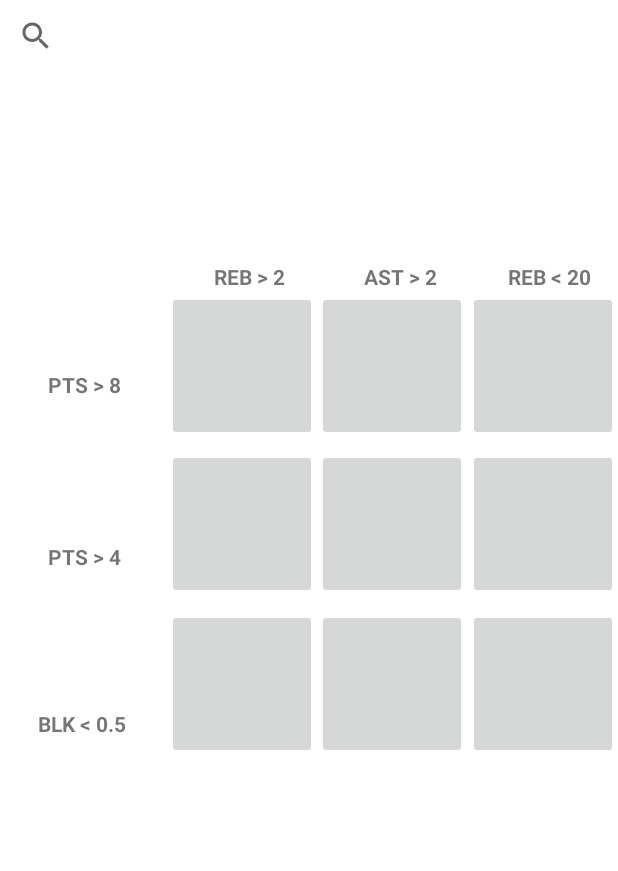
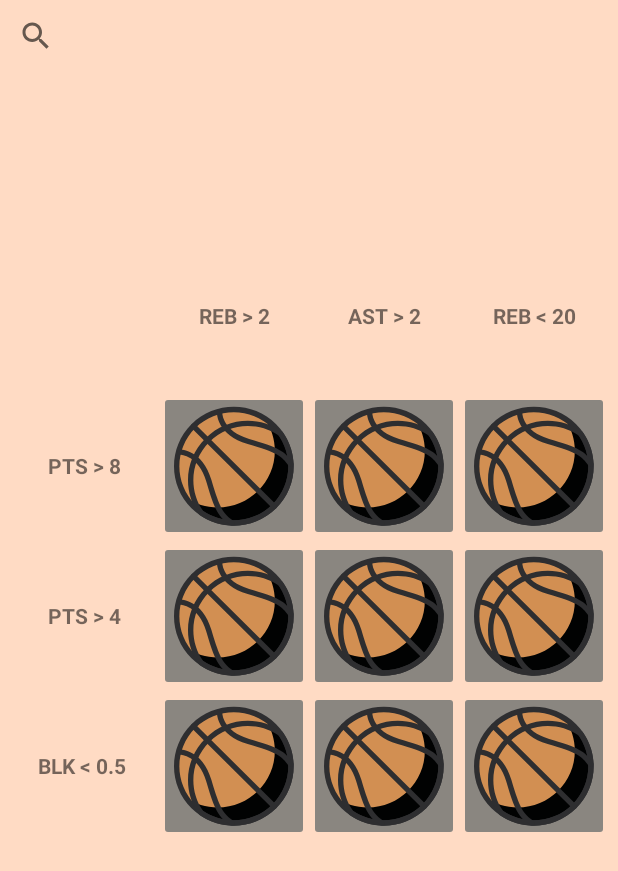
Before and after one commit to rkoum/Grid, an Android app: the screen it shows after launch (MainActivity), on a phone screen of 412 x 824 dp. Shown: the top 871 px of the screen. Run offline under Robolectric (Android 15) with nearby library versions, the phone set to English and light mode, and no system bars.

Commit message:
UI update

```diff
--- a/app/build.gradle
+++ b/app/build.gradle
@@ -39,6 +39,7 @@ dependencies {
     implementation 'com.google.android.material:material:1.9.0'
     implementation 'androidx.constraintlayout:constraintlayout:2.1.4'
     implementation 'com.google.firebase:firebase-inappmessaging:20.3.3'
+    implementation 'androidx.gridlayout:gridlayout:1.0.0'
     testImplementation 'junit:junit:4.13.2'
     androidTestImplementation 'androidx.test.ext:junit:1.1.5'
     androidTestImplementation 'androidx.test.espresso:espresso-core:3.5.1'
--- /dev/null
+++ b/app/src/main/res/drawable/bball.xml
@@ -0,0 +1,10 @@
+<vector xmlns:android="http://schemas.android.com/apk/res/android" android:name="vector" android:width="512dp" android:height="512dp" android:viewportWidth="512" android:viewportHeight="512">
+    <group android:name="group">
+        <path android:name="path" android:pathData="M 82.77 85.777 C -12.462 180.342 -12.462 333.662 82.77 428.227 C 178.002 522.791 332.404 522.791 427.636 428.227 C 522.868 333.662 522.868 180.342 427.636 85.777 C 332.404 -8.787 178.002 -8.787 82.77 85.777" android:fillColor="#d28f52" android:strokeWidth="1"/>
+        <path android:name="path_1" android:pathData="M 142.738 145.325 C 57.738 229.729 48.675 360.907 115.403 455.365 C 210.536 521.625 342.64 512.626 427.632 428.222 C 512.632 343.826 521.702 212.648 454.966 118.182 C 359.841 51.922 227.738 60.922 142.738 145.325" android:fillColor="#d28f52" android:strokeWidth="1"/>
+        <path android:name="path_2" android:pathData="M 389.772 57.153 C 415.349 95.458 430.281 141.375 430.281 190.782 C 430.281 324.517 321.103 432.93 186.424 432.93 C 136.676 432.93 90.428 418.102 51.859 392.697 C 95.525 458.085 170.277 501.224 255.199 501.224 C 389.879 501.224 499.057 392.811 499.057 259.076 C 499.057 174.74 455.621 100.512 389.772 57.153" android:fillColor="#010202" android:strokeWidth="1"/>
+        <path android:name="path_3" android:pathData="M 255.201 26.345 C 195.695 26.345 136.181 48.837 90.872 93.828 C 0.264 183.8 0.264 330.2 90.872 420.175 C 181.489 510.156 328.914 510.156 419.531 420.175 C 510.139 330.201 510.139 183.801 419.531 93.828 C 374.222 48.837 314.708 26.345 255.201 26.345 M 255.201 510.415 C 189.818 510.415 124.443 485.699 74.664 436.269 C -24.886 337.425 -24.886 176.577 74.664 77.725 C 174.214 -21.127 336.189 -21.127 435.739 77.725 C 535.289 176.577 535.289 337.425 435.739 436.269 C 385.96 485.699 320.585 510.414 255.201 510.414" android:fillColor="#2e2e30" android:strokeWidth="1"/>
+        <path android:name="path_4" android:pathData="M 142.739 145.327 L 142.815 145.327 L 142.739 145.327 Z M 123.642 447.187 C 215.939 510.313 340.057 499.09 419.532 420.18 C 499.007 341.255 510.317 218.007 446.729 126.364 C 354.424 63.229 230.306 74.46 150.847 153.378 C 71.364 232.295 60.062 355.543 123.642 447.187 Z M 255.195 510.685 C 204.309 510.685 153.147 495.562 108.825 464.685 C 107.734 463.928 106.785 462.985 106.02 461.9 C 34.753 361.022 46.788 224.502 134.63 137.275 C 222.466 50.064 359.957 38.105 461.554 108.865 C 462.639 109.624 463.587 110.565 464.351 111.65 C 535.618 212.52 523.583 349.048 435.741 436.275 C 386.229 485.439 320.938 510.685 255.195 510.685 Z" android:fillColor="#2e2e30" android:strokeWidth="1"/>
+        <path android:name="path_5" android:pathData="M 427.635 439.607 C 424.599 439.614 421.681 438.416 419.527 436.277 L 74.667 93.826 C 70.19 89.379 70.19 82.17 74.667 77.731 C 79.138 73.284 86.398 73.284 90.877 77.731 L 435.743 420.173 C 437.163 421.582 438.185 423.343 438.705 425.274 C 439.226 427.206 439.226 429.242 438.705 431.174 C 438.185 433.105 437.163 434.866 435.743 436.275 C 433.589 438.414 430.671 439.613 427.635 439.606 M 247.179 510.34 C 244.94 510.34 242.686 509.695 240.706 508.344 C 189.659 473.597 173.291 444.019 137.71 322.189 C 105.065 210.422 28.792 208.222 25.56 208.184 C 19.255 208.108 14.166 202.994 14.204 196.726 C 14.25 190.473 19.339 185.419 25.636 185.419 L 25.644 185.419 C 29.556 185.427 122.091 186.975 159.726 315.846 C 195.811 439.405 210.659 460.296 253.667 489.571 C 258.887 493.122 260.224 500.209 256.64 505.392 C 254.416 508.61 250.832 510.34 247.18 510.34 M 498.873 260.424 C 495.22 260.424 491.636 258.694 489.413 255.477 C 459.93 212.77 438.893 198.027 314.461 162.194 C 184.681 124.814 183.114 32.944 183.114 29.051 C 183.106 22.768 188.242 17.669 194.569 17.661 L 194.577 17.661 C 200.881 17.661 206.009 22.723 206.039 28.983 C 206.085 32.36 208.424 107.953 320.849 140.333 C 443.546 175.663 473.326 191.918 508.319 242.607 C 511.902 247.79 510.565 254.877 505.346 258.428 C 503.44 259.731 501.182 260.427 498.873 260.424" android:fillColor="#2e2e30" android:strokeWidth="1"/>
+    </group>
+</vector>
--- a/app/src/main/res/drawable/button_outline.xml
+++ b/app/src/main/res/drawable/button_outline.xml
@@ -1,7 +1,7 @@
 <?xml version="1.0" encoding="utf-8"?>
 <shape xmlns:android="http://schemas.android.com/apk/res/android">
-    <solid android:color="@color/black"/>
     <stroke
-        android:width="1dp"
-        android:color="@android:color/black"/>
+        android:width="2dp"
+        android:color="@color/black" />
+
 </shape>
--- a/app/src/main/res/layout/activity_main.xml
+++ b/app/src/main/res/layout/activity_main.xml
@@ -5,216 +5,248 @@
     android:layout_width="match_parent"
     android:layout_height="match_parent"
     tools:context=".MainActivity"
-    android:background="@color/white">
-
-    <ImageButton
-        android:id="@+id/imageButton9"
-        android:layout_width="100dp"
-        android:layout_height="100dp"
-        android:gravity="bottom"
-        android:text="@string/button"
-        app:layout_constraintBottom_toBottomOf="parent"
-        app:layout_constraintEnd_toEndOf="parent"
-        app:layout_constraintHorizontal_bias="1.0"
-        app:layout_constraintStart_toEndOf="@+id/imageButton1"
-        app:layout_constraintTop_toBottomOf="@+id/searchView"
-        app:layout_constraintVertical_bias="0.53" />
-
-    <ImageButton
-        android:id="@+id/imageButton7"
-        android:layout_width="100dp"
-        android:layout_height="100dp"
-        android:gravity="bottom"
-        android:text="@string/button"
-        app:layout_constraintBottom_toBottomOf="parent"
-        app:layout_constraintEnd_toEndOf="parent"
-        app:layout_constraintHorizontal_bias="0.356"
-        app:layout_constraintStart_toStartOf="parent"
-        app:layout_constraintTop_toBottomOf="@+id/searchView"
-        app:layout_constraintVertical_bias="0.53" />
-
-    <ImageButton
-        android:id="@+id/imageButton8"
-        android:layout_width="100dp"
-        android:layout_height="100dp"
-        android:gravity="bottom"
-        android:text="@string/button"
-        app:layout_constraintBottom_toBottomOf="parent"
-        app:layout_constraintEnd_toEndOf="parent"
-        app:layout_constraintHorizontal_bias="0.678"
-        app:layout_constraintStart_toStartOf="parent"
-        app:layout_constraintTop_toBottomOf="@+id/searchView"
-        app:layout_constraintVertical_bias="0.53" />
-
-    <ImageButton
-        android:id="@+id/imageButton6"
-        android:layout_width="100dp"
-        android:layout_height="100dp"
-        android:gravity="bottom"
-        android:text="@string/button"
-        app:layout_constraintBottom_toBottomOf="parent"
-        app:layout_constraintEnd_toEndOf="parent"
-        app:layout_constraintHorizontal_bias="1.0"
-        app:layout_constraintStart_toEndOf="@+id/imageButton1"
-        app:layout_constraintTop_toBottomOf="@+id/searchView"
-        app:layout_constraintVertical_bias="0.372" />
-
-    <ImageButton
-        android:id="@+id/imageButton5"
-        android:layout_width="100dp"
-        android:layout_height="100dp"
-        android:gravity="bottom"
-        android:text="@string/button"
-        app:layout_constraintBottom_toBottomOf="parent"
-        app:layout_constraintEnd_toEndOf="parent"
-        app:layout_constraintHorizontal_bias="0.678"
-        app:layout_constraintStart_toStartOf="parent"
-        app:layout_constraintTop_toBottomOf="@+id/searchView"
-        app:layout_constraintVertical_bias="0.372"
-        />
-
-    <ImageButton
-        android:id="@+id/imageButton4"
-        android:layout_width="100dp"
-        android:layout_height="100dp"
-        android:gravity="bottom"
-        android:text="@string/button"
-        app:layout_constraintBottom_toBottomOf="parent"
-        app:layout_constraintEnd_toEndOf="parent"
-        app:layout_constraintHorizontal_bias="0.356"
-        app:layout_constraintStart_toStartOf="parent"
-        app:layout_constraintTop_toBottomOf="@+id/searchView"
-        app:layout_constraintVertical_bias="0.372" />
+    android:background="#ffdbc4">
 
     <androidx.appcompat.widget.SearchView
         android:id="@+id/searchView"
-        android:layout_width="match_parent"
+        android:layout_width="0dp"
         android:layout_height="wrap_content"
-        app:layout_constraintTop_toTopOf="parent" />
+        app:layout_constraintTop_toTopOf="parent"
+        app:layout_constraintStart_toStartOf="parent"
+        app:layout_constraintEnd_toEndOf="parent" />
 
     <ListView
         android:id="@+id/suggestionsListView"
-        android:layout_width="match_parent"
+        android:layout_width="0dp"
         android:layout_height="0dp"
         android:layout_marginTop="16dp"
-        app:layout_constraintBottom_toTopOf="@id/imageButton1"
         app:layout_constraintTop_toBottomOf="@id/searchView"
-        app:layout_constraintVertical_bias="0.0"
-        tools:layout_editor_absoluteX="-15dp" />
+        app:layout_constraintBottom_toTopOf="@+id/gridLayout"
+        app:layout_constraintStart_toStartOf="parent"
+        app:layout_constraintEnd_toEndOf="parent"
+        app:layout_constraintVertical_bias="0.0" />
 
-    <ImageButton
-        android:id="@+id/imageButton1"
-        android:layout_width="100dp"
-        android:layout_height="100dp"
-        android:gravity="bottom"
-        android:text="@string/button"
+    <GridLayout
+        android:id="@+id/gridLayout"
+        android:layout_width="400dp"
+        android:layout_height="400dp"
+        android:alignmentMode="alignMargins"
+        android:columnCount="4"
+        android:rowCount="4"
+        app:layout_constraintTop_toBottomOf="@id/searchView"
         app:layout_constraintBottom_toBottomOf="parent"
+        app:layout_constraintStart_toStartOf="parent"
         app:layout_constraintEnd_toEndOf="parent"
-        app:layout_constraintHorizontal_bias="0.356"
-        app:layout_constraintStart_toStartOf="parent"
-        app:layout_constraintTop_toBottomOf="@+id/searchView"
-        app:layout_constraintVertical_bias="0.216" />
+        app:layout_constraintHorizontal_bias="0.5"
+        app:layout_constraintVertical_bias="0.3">
 
-    <ImageButton
-        android:id="@+id/imageButton3"
-        android:layout_width="100dp"
-        android:layout_height="100dp"
-        android:gravity="bottom"
-        android:text="@string/button"
-        app:layout_constraintBottom_toBottomOf="parent"
-        app:layout_constraintEnd_toEndOf="parent"
-        app:layout_constraintHorizontal_bias="1.0"
-        app:layout_constraintStart_toEndOf="@+id/imageButton1"
-        app:layout_constraintTop_toBottomOf="@+id/searchView"
-        app:layout_constraintVertical_bias="0.216" />
+        <!-- First Row -->
 
-    <ImageButton
-        android:id="@+id/imageButton2"
-        android:layout_width="100dp"
-        android:layout_height="100dp"
-        android:gravity="bottom"
-        android:text="@string/button"
-        app:layout_constraintBottom_toBottomOf="parent"
-        app:layout_constraintEnd_toEndOf="parent"
-        app:layout_constraintHorizontal_bias="0.678"
-        app:layout_constraintStart_toStartOf="parent"
-        app:layout_constraintTop_toBottomOf="@+id/searchView"
-        app:layout_constraintVertical_bias="0.216" />
+        <ImageButton
+            android:id="@+id/imageButton1"
+            android:layout_width="0dp"
+            android:layout_height="0dp"
+            android:layout_row="1"
+            android:layout_rowWeight="1"
+            android:layout_column="1"
+            android:layout_columnWeight="1"
+            android:contentDescription="@string/button1"
+            android:scaleType="fitCenter"
+            android:src="@drawable/bball"
+            android:backgroundTint="#8a8680"
+            android:padding="10dp"/>
 
-    <TextView
-        android:id="@+id/conditionTextView1"
-        android:layout_width="wrap_content"
-        android:layout_height="wrap_content"
-        android:text="TextView"
-        app:layout_constraintBottom_toTopOf="@+id/imageButton1"
-        app:layout_constraintEnd_toStartOf="@+id/conditionTextView2"
-        app:layout_constraintHorizontal_bias="0.73"
-        app:layout_constraintStart_toStartOf="parent"
-        app:layout_constraintTop_toTopOf="@+id/searchView"
-        app:layout_constraintVertical_bias="1.0"
-        android:textStyle="bold"/>
+        <ImageButton
+            android:id="@+id/imageButton2"
+            android:layout_width="0dp"
+            android:layout_height="0dp"
+            android:layout_row="1"
+            android:layout_rowWeight="1"
+            android:layout_column="2"
+            android:layout_columnWeight="1"
+            android:contentDescription="@string/button2"
+            android:scaleType="fitCenter"
+            android:src="@drawable/bball"
+            android:backgroundTint="#8a8680"
+            android:padding="10dp"/>
 
-    <TextView
-        android:id="@+id/conditionTextView2"
-        android:layout_width="wrap_content"
-        android:layout_height="wrap_content"
-        android:text="TextView"
-        app:layout_constraintBottom_toTopOf="@+id/imageButton2"
-        app:layout_constraintEnd_toEndOf="@+id/suggestionsListView"
-        app:layout_constraintHorizontal_bias="0.668"
-        app:layout_constraintStart_toStartOf="parent"
-        app:layout_constraintTop_toTopOf="@+id/searchView"
-        app:layout_constraintVertical_bias="1.0"
-        android:textStyle="bold"/>
+        <ImageButton
+            android:id="@+id/imageButton3"
+            android:layout_width="0dp"
+            android:layout_height="0dp"
+            android:layout_row="1"
+            android:layout_rowWeight="1"
+            android:layout_column="3"
+            android:layout_columnWeight="1"
+            android:contentDescription="@string/button3"
+            android:scaleType="fitCenter"
+            android:src="@drawable/bball"
+            android:backgroundTint="#8a8680"
+            android:padding="10dp"/>
 
-    <TextView
-        android:id="@+id/conditionTextView3"
-        android:layout_width="wrap_content"
-        android:layout_height="wrap_content"
-        android:text="TextView"
-        app:layout_constraintBottom_toTopOf="@+id/imageButton3"
-        app:layout_constraintEnd_toEndOf="@+id/suggestionsListView"
-        app:layout_constraintHorizontal_bias="0.728"
-        app:layout_constraintStart_toEndOf="@+id/conditionTextView2"
-        app:layout_constraintTop_toTopOf="parent"
-        app:layout_constraintVertical_bias="1.0"
-        android:textStyle="bold"/>
+        <!-- Second Row -->
 
-    <TextView
-        android:id="@+id/conditionTextViewB"
-        android:layout_width="wrap_content"
-        android:layout_height="wrap_content"
-        android:text="TextView"
-        app:layout_constraintBottom_toTopOf="@+id/conditionTextViewC"
-        app:layout_constraintEnd_toStartOf="@+id/imageButton4"
-        app:layout_constraintHorizontal_bias="0.509"
-        app:layout_constraintStart_toStartOf="parent"
-        app:layout_constraintTop_toTopOf="@+id/suggestionsListView"
-        app:layout_constraintVertical_bias="0.764"
-        android:textStyle="bold"/>
+        <ImageButton
+            android:id="@+id/imageButton4"
+            android:layout_width="0dp"
+            android:layout_height="0dp"
+            android:layout_row="2"
+            android:layout_rowWeight="1"
+            android:layout_column="1"
+            android:layout_columnWeight="1"
+            android:contentDescription="@string/button4"
+            android:scaleType="fitCenter"
+            android:src="@drawable/bball"
+            android:backgroundTint="#8a8680"
+            android:padding="10dp"/>
 
-    <TextView
-        android:id="@+id/conditionTextViewA"
-        android:layout_width="wrap_content"
-        android:layout_height="wrap_content"
-        android:text="TextView"
-        app:layout_constraintBottom_toTopOf="@+id/conditionTextViewB"
-        app:layout_constraintEnd_toStartOf="@+id/imageButton1"
-        app:layout_constraintHorizontal_bias="0.509"
-        app:layout_constraintStart_toStartOf="parent"
-        app:layout_constraintTop_toTopOf="@+id/suggestionsListView"
-        app:layout_constraintVertical_bias="0.657"
-        android:textStyle="bold"/>
+        <ImageButton
+            android:id="@+id/imageButton5"
+            android:layout_width="0dp"
+            android:layout_height="0dp"
+            android:layout_row="2"
+            android:layout_rowWeight="1"
+            android:layout_column="2"
+            android:layout_columnWeight="1"
+            android:contentDescription="@string/button5"
+            android:scaleType="fitCenter"
+            android:src="@drawable/bball"
+            android:backgroundTint="#8a8680"
+            android:padding="10dp"/>
 
-    <TextView
-        android:id="@+id/conditionTextViewC"
-        android:layout_width="wrap_content"
-        android:layout_height="wrap_content"
-        android:layout_marginBottom="332dp"
-        android:text="TextView"
-        app:layout_constraintBottom_toBottomOf="parent"
-        app:layout_constraintEnd_toStartOf="@+id/imageButton7"
-        app:layout_constraintHorizontal_bias="0.509"
-        app:layout_constraintStart_toStartOf="parent"
-        android:textStyle="bold"/>
+        <ImageButton
+            android:id="@+id/imageButton6"
+            android:layout_width="0dp"
+            android:layout_height="0dp"
+            android:layout_row="2"
+            android:layout_rowWeight="1"
+            android:layout_column="3"
+            android:layout_columnWeight="1"
+            android:contentDescription="@string/button6"
+            android:scaleType="fitCenter"
+            android:src="@drawable/bball"
+            android:backgroundTint="#8a8680"
+            android:padding="10dp"/>
+
+        <!-- Third Row -->
+
+        <ImageButton
+            android:id="@+id/imageButton7"
+            android:layout_width="0dp"
+            android:layout_height="0dp"
+            android:layout_row="3"
+            android:layout_rowWeight="1"
+            android:layout_column="1"
+            android:layout_columnWeight="1"
+            android:contentDescription="@string/button7"
+            android:scaleType="fitCenter"
+            android:src="@drawable/bball"
+            android:backgroundTint="#8a8680"
+            android:padding="10dp"/>
+
+        <ImageButton
+            android:id="@+id/imageButton8"
+            android:layout_width="0dp"
+            android:layout_height="0dp"
+            android:layout_row="3"
+            android:layout_rowWeight="1"
+            android:layout_column="2"
+            android:layout_columnWeight="1"
+            android:contentDescription="@string/button8"
+            android:scaleType="fitCenter"
+            android:src="@drawable/bball"
+            android:backgroundTint="#8a8680"
+            android:padding="10dp"/>
+
+        <ImageButton
+            android:id="@+id/imageButton9"
+            android:layout_width="0dp"
+            android:layout_height="0dp"
+            android:layout_row="3"
+            android:layout_rowWeight="1"
+            android:layout_column="3"
+            android:layout_columnWeight="1"
+            android:contentDescription="@string/button9"
+            android:scaleType="fitCenter"
+            android:src="@drawable/bball"
+            android:backgroundTint="#8a8680"
+            android:padding="10dp"/>
+
+        <TextView
+            android:id="@+id/conditionTextView1"
+            android:layout_width="0dp"
+            android:layout_height="0dp"
+            android:layout_row="0"
+            android:layout_rowWeight="1"
+            android:layout_column="1"
+            android:layout_columnWeight="1"
+            android:gravity="center"
+            android:text="Condition 1"
+            android:textStyle="bold" />
+
+        <!-- Fourth Row -->
+
+        <TextView
+            android:id="@+id/conditionTextView2"
+            android:layout_width="0dp"
+            android:layout_height="0dp"
+            android:layout_row="0"
+            android:layout_rowWeight="1"
+            android:layout_column="2"
+            android:layout_columnWeight="1"
+            android:gravity="center"
+            android:text="Condition 2"
+            android:textStyle="bold" />
+
+        <TextView
+            android:id="@+id/conditionTextView3"
+            android:layout_width="0dp"
+            android:layout_height="0dp"
+            android:layout_row="0"
+            android:layout_rowWeight="1"
+            android:layout_column="3"
+            android:layout_columnWeight="1"
+            android:gravity="center"
+            android:text="Condition 3"
+            android:textStyle="bold" />
+
+        <TextView
+            android:id="@+id/conditionTextViewA"
+            android:layout_width="0dp"
+            android:layout_height="0dp"
+            android:layout_row="1"
+            android:layout_rowWeight="1"
+            android:layout_column="0"
+            android:layout_columnWeight="1"
+            android:gravity="center"
+            android:text="Condition A"
+            android:textStyle="bold" />
+
+        <TextView
+            android:id="@+id/conditionTextViewB"
+            android:layout_width="0dp"
+            android:layout_height="0dp"
+            android:layout_row="2"
+            android:layout_rowWeight="1"
+            android:layout_column="0"
+            android:layout_columnWeight="1"
+            android:gravity="center"
+            android:text="Condition B"
+            android:textStyle="bold" />
+
+        <TextView
+            android:id="@+id/conditionTextViewC"
+            android:layout_width="0dp"
+            android:layout_height="0dp"
+            android:layout_row="3"
+            android:layout_rowWeight="1"
+            android:layout_column="0"
+            android:layout_columnWeight="1"
+            android:gravity="center"
+            android:text="Condition C"
+            android:textStyle="bold" />
+
+    </GridLayout>
+
+
 </androidx.constraintlayout.widget.ConstraintLayout>
--- a/app/src/main/res/values/strings.xml
+++ b/app/src/main/res/values/strings.xml
@@ -1,4 +1,13 @@
 <resources>
     <string name="app_name">Grid</string>
     <string name="button">Button</string>
+    <string name="button3" />
+    <string name="button4" />
+    <string name="button5" />
+    <string name="button2" />
+    <string name="button1" />
+    <string name="button6" />
+    <string name="button7" />
+    <string name="button8" />
+    <string name="button9" />
 </resources>
```
